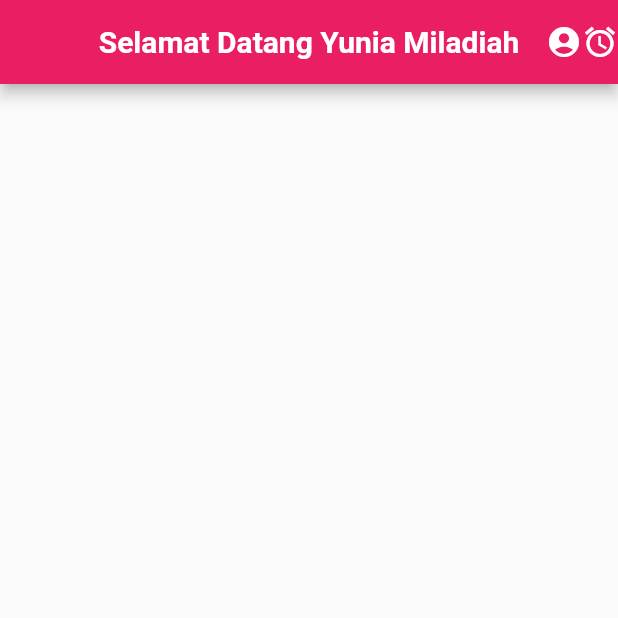
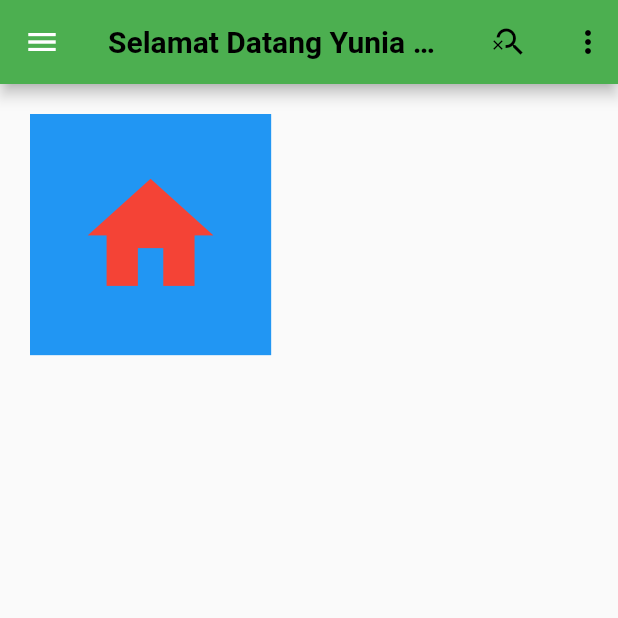
Before and after one commit to Miladiah09/Body_dan_Container, a Flutter app: the screen it shows after launch, on a phone screen of 412 x 824 dp, the top half of it. Run offline on Flutter 3.47's test engine with Material 2 defaults, Android fonts, the phone set to English and light mode, and no system bars.

Commit message:
Praktek Video 3

```diff
--- a/lib/main.dart
+++ b/lib/main.dart
@@ -19,16 +19,49 @@ class Home extends StatelessWidget {
   Widget build(BuildContext context) {
     return Scaffold(
       appBar: AppBar(
-        backgroundColor: Colors.pink,
+        leading: Builder(builder: (BuildContext context) {
+          return IconButton(
+            icon: const Icon(Icons.menu),
+            onPressed: () {
+              Scaffold.of(context).openDrawer();
+            },
+            tooltip: MaterialLocalizations.of(context).openAppDrawerTooltip,
+          );
+        }),
+        backgroundColor: Colors.green,
         title: Text(
           'Selamat Datang Yunia Miladiah',
           style: TextStyle(
-            color: Colors.white,
+            color: Colors.black,
             fontWeight: FontWeight.bold,
+            fontSize: 20,
           ),
         ),
-        actions: [Icon(Icons.account_circle), Icon(Icons.access_alarm)],
+        actions: <Widget>[
+          IconButton(
+            icon: const Icon(Icons.search_off_outlined),
+            tooltip: 'Open Search',
+            onPressed: () {},
+          ),
+          IconButton(
+            icon: const Icon(Icons.more_vert_outlined),
+            tooltip: 'Open More',
+            alignment: Alignment.centerRight,
+            onPressed: () {},
+          ),
+        ],
+        actionsIconTheme: IconThemeData(color: Colors.black),
         centerTitle: true,
+      ),
+      body: Container(
+        color: Colors.blue,
+        margin: EdgeInsets.symmetric(horizontal: 20, vertical: 20),
+        padding: EdgeInsets.all(30),
+        child: Icon(
+          Icons.home,
+          color: Colors.red,
+          size: 100.78,
+        ),
       ),
     );
   }
```
